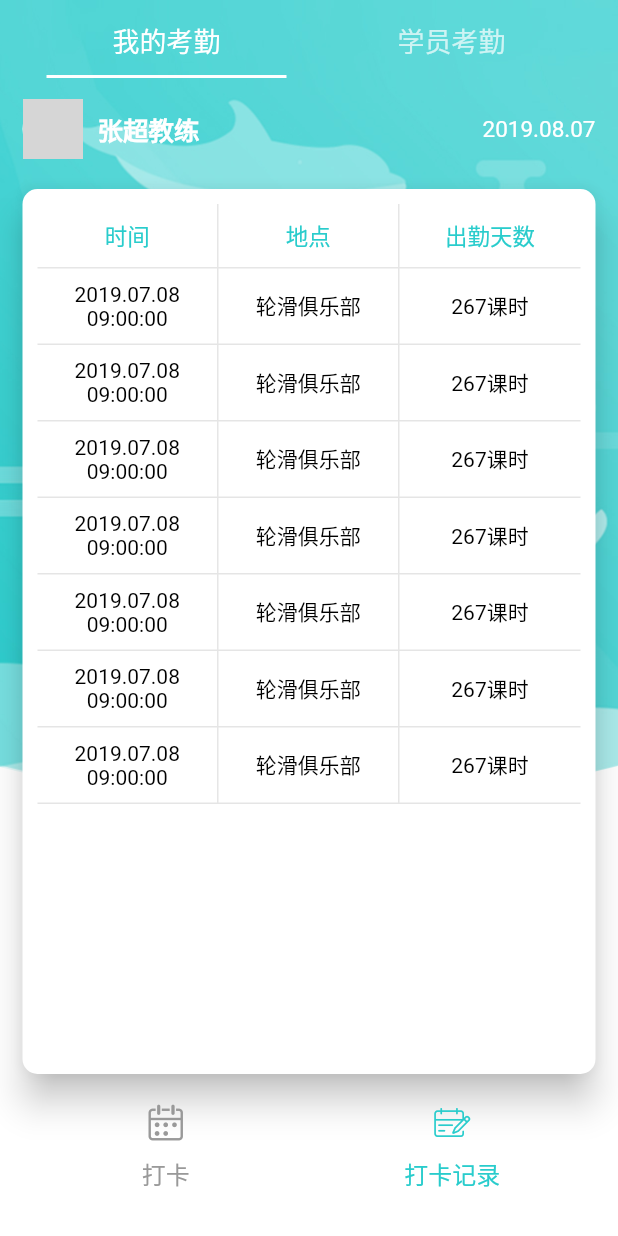
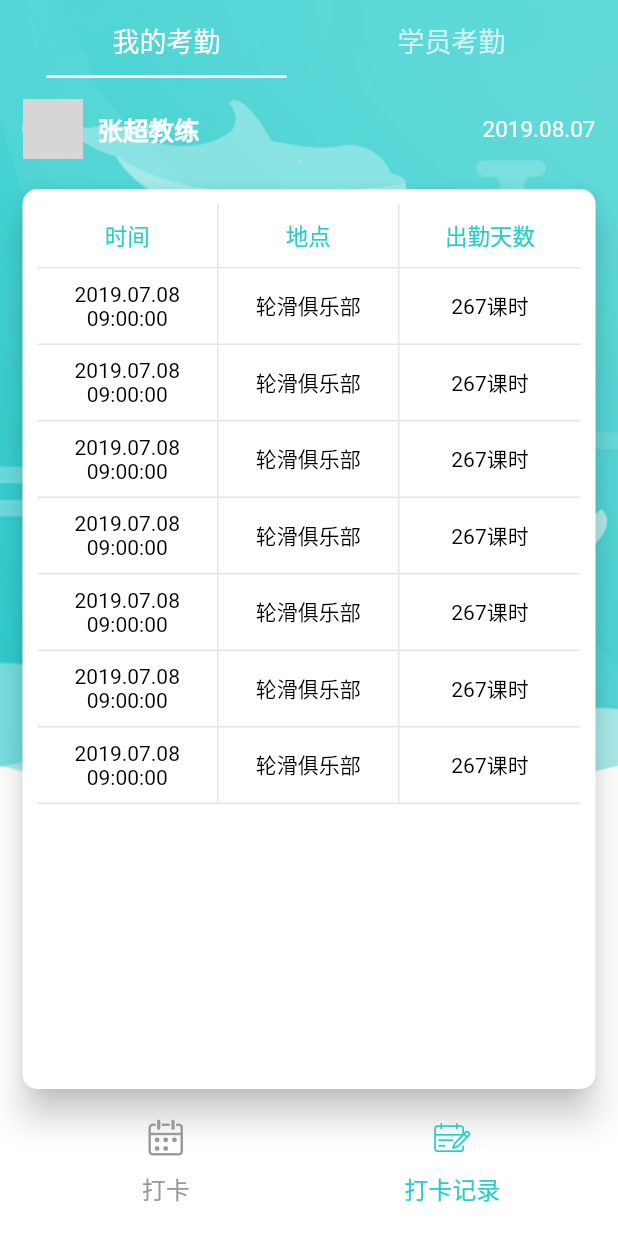
Before and after one commit to squid-Xu/flutter-coach-clock, a Flutter app: the HomePage screen opened directly, after a tap on "重新定位", after a tap on "上课打卡", after a tap on "打卡记录", on a phone screen of 412 x 824 dp. Run offline on Flutter 3.47's test engine with Material 2 defaults, Android fonts, the phone set to English and light mode, and no system bars; our stand-ins replace connectivity, dio, event_bus, fluttertoast, image_picker, modal_progress_hud and 2 more; missing offline and left inert: amap_location_flutter_plugin, city_pickers; accounts and stored records are empty; network calls fail; grey boxes are pictures that could not be loaded.

```diff
--- a/lib/pages/Clock/MyClock.dart
+++ b/lib/pages/Clock/MyClock.dart
@@ -26,12 +26,11 @@ class MyClockState extends State<MyClock> {
   AmapLocationFlutterPlugin _locationPlugin = new AmapLocationFlutterPlugin();
   List<String> list = new List<String>();
 
-
-  void _onceLocation(){
+  void _onceLocation() {
     _locationPlugin.startLocation();
-      new Future.delayed(const Duration(seconds: 10), () => _locationPlugin.stopLocation());
+    new Future.delayed(
+        const Duration(seconds: 30), () => _locationPlugin.stopLocation());
   }
-
 
   @override
   Widget build(BuildContext context) {
@@ -75,12 +74,13 @@ class MyClockState extends State<MyClock> {
           new Expanded(
             child: new Column(
               children: <Widget>[
-                new Container(
-                  padding: EdgeInsets.fromLTRB(10, 20, 10, 0),
+                new Expanded(
+                  child: Container(
+                    padding: EdgeInsets.fromLTRB(10, 20, 0, 0),
                     child: new Container(
                       padding: EdgeInsets.only(left: 10),
-                    child: Column(
-                      crossAxisAlignment: CrossAxisAlignment.start,
+                      child: ListView(
+//                      crossAxisAlignment: CrossAxisAlignment.start,
                         children: <Widget>[
                           new Container(
                             padding: EdgeInsets.only(bottom: 10.0),
@@ -97,7 +97,8 @@ class MyClockState extends State<MyClock> {
                               children: <Widget>[
                                 new Container(
                                   child: new Row(
-                                  crossAxisAlignment: CrossAxisAlignment.center,
+                                    crossAxisAlignment:
+                                        CrossAxisAlignment.center,
                                     children: <Widget>[
                                       new Icon(
                                         Icons.access_alarm,
@@ -118,22 +119,27 @@ class MyClockState extends State<MyClock> {
                                 ),
                                 new Container(
                                   child: new Row(
-                                  crossAxisAlignment: CrossAxisAlignment.center,
+                                    crossAxisAlignment:
+                                        CrossAxisAlignment.start,
                                     children: <Widget>[
-                                    new Icon(
+                                      new Container(
+                                        padding: EdgeInsets.only(top: 3.0),
+                                        child: new Icon(
                                           Icons.room,
                                           color: Color(0xFFFEFEFE),
-                                      size: 13.0,
+                                          size: 14.0,
                                         ),
-                                    new Padding(
+                                      ),
+                                      new Expanded(
+                                          child: new Padding(
                                         padding: EdgeInsets.only(left: 3.0),
                                         child: new Text(
-                                        "中原智谷",
+                                          "河南省郑州市荥阳市中原西路55号靠近荥阳市公安局出入境接待大厅",
                                           style: TextStyle(
                                               color: Color(0xFFFEFEFE),
-                                            fontSize: 15.0),
+                                              fontSize: 14.0),
                                         ),
-                                    )
+                                      ))
                                     ],
                                   ),
                                 )
@@ -155,7 +161,8 @@ class MyClockState extends State<MyClock> {
                               children: <Widget>[
                                 new Container(
                                   child: new Row(
-                                  crossAxisAlignment: CrossAxisAlignment.center,
+                                    crossAxisAlignment:
+                                        CrossAxisAlignment.center,
                                     children: <Widget>[
                                       new Icon(
                                         Icons.access_alarm,
@@ -176,22 +183,27 @@ class MyClockState extends State<MyClock> {
                                 ),
                                 new Container(
                                   child: new Row(
-                                  crossAxisAlignment: CrossAxisAlignment.center,
+                                    crossAxisAlignment:
+                                        CrossAxisAlignment.start,
                                     children: <Widget>[
-                                    new Icon(
+                                      new Container(
+                                        padding: EdgeInsets.only(top: 3.0),
+                                        child: new Icon(
                                           Icons.room,
                                           color: Color(0xFFFEFEFE),
-                                      size: 13.0,
+                                          size: 14.0,
                                         ),
-                                    new Padding(
+                                      ),
+                                      new Expanded(
+                                          child: new Padding(
                                         padding: EdgeInsets.only(left: 3.0),
                                         child: new Text(
-                                        "中原智谷",
+                                          "河南省郑州市荥阳市中原西路55号靠近荥阳市公安局出入境接待大厅",
                                           style: TextStyle(
                                               color: Color(0xFFFEFEFE),
-                                            fontSize: 15.0),
+                                              fontSize: 14.0),
                                         ),
-                                    )
+                                      ))
                                     ],
                                   ),
                                 )
@@ -205,6 +217,8 @@ class MyClockState extends State<MyClock> {
                               left: BorderSide(
                                   width: 1, color: Color(0xFFFFFFFF)))),
                     ),
+                  ),
+                  flex: 2,
                 ),
                 new Expanded(
                   child: new Card(
@@ -259,18 +273,20 @@ class MyClockState extends State<MyClock> {
                       ),
                       new Expanded(
                           child: new Text(
-                        _loationResult==null ? "定位失败":list[4],
+                        _loationResult == null ? "定位失败" : list[list.length - 1],
+                        maxLines: 2,
+                        overflow: TextOverflow.ellipsis,
                         textAlign: TextAlign.center,
                         style:
-                        TextStyle(color: Color(0xFF333333), fontSize: 16.0),
+                            TextStyle(color: Color(0xFF333333), fontSize: 14.0),
                       )),
                       new InkWell(
                         child: new Text(
                           "重新定位",
-                          style:
-                          TextStyle(color: Color(0xFF29CCCC), fontSize: 16.0),
+                          style: TextStyle(
+                              color: Color(0xFF29CCCC), fontSize: 16.0),
                         ),
-                        onTap: (){
+                        onTap: () {
                           _onceLocation();
                         },
                       )
@@ -282,7 +298,7 @@ class MyClockState extends State<MyClock> {
             ),
           ),
           new Container(
-            padding: EdgeInsets.only(bottom: 30.0, top: 20.0),
+            padding: EdgeInsets.only(bottom: 20.0, top: 10.0),
             child: new Row(
               children: <Widget>[
                 Expanded(
@@ -347,36 +363,36 @@ class MyClockState extends State<MyClock> {
     //获取位置信息
     startLocation();
     _locationPlugin.startLocation();
-    new Future.delayed(const Duration(seconds: 5), () => _locationPlugin.stopLocation());
+    new Future.delayed(
+        const Duration(seconds: 30), () => _locationPlugin.stopLocation());
   }
 
-
-  void startLocation(){
-    _locationListener =
-        _locationPlugin.onLocationChanged().listen((Map<String, Object> result) {
+  void startLocation() {
+    _locationListener = _locationPlugin
+        .onLocationChanged()
+        .listen((Map<String, Object> result) {
       setState(() {
         _loationResult = result;
       });
-          if(_loationResult!=null){
+      if (_loationResult != null) {
         print("------------------------------");
         print(result);
-            _loationResult.forEach(
-                    (key, value) {
+        _loationResult.forEach((key, value) {
           list.add('$value');
           print('$key');
           print('$value');
-                }
-            );
+        });
         print(list[0]);
         print(list[1]);
         print(list[2]);
         print(list[3]);
-            print(list[4]);
+        print(list[list.length - 1]);
         print(_loationResult.toString().split(","));
         print("------------------------------");
       }
     });
   }
+
   void startTimer() {
     //设置 1 秒回调一次
     const period = const Duration(seconds: 1);
@@ -387,19 +403,20 @@ class MyClockState extends State<MyClock> {
       });
     });
   }
+
   void cancelTimer() {
     if (_timer != null) {
       _timer.cancel();
       _timer = null;
     }
   }
+
   @override
   void dispose() {
     super.dispose();
     cancelTimer();
-    if(null != _locationListener) {
+    if (null != _locationListener) {
       _locationListener.cancel();
     }
   }
-
 }
--- a/lib/pages/Clock/MyClockRecord.dart
+++ b/lib/pages/Clock/MyClockRecord.dart
@@ -682,7 +682,7 @@ class _MyClockRecordState extends State<MyClockRecord> {
             ),
           ),
           new Container(
-            padding: EdgeInsets.only(bottom: 30.0, top: 20.0),
+            padding: EdgeInsets.only(bottom: 20.0, top: 20.0),
             child: new Row(
               children: <Widget>[
                 Expanded(
--- a/lib/pages/mine/my_info_page.dart
+++ b/lib/pages/mine/my_info_page.dart
@@ -1,5 +1,4 @@
 import 'dart:io';
-
 import 'package:coach/common/providers/UserInfoProvider.dart';
 import 'package:coach/common/service/login_service.dart';
 import 'package:coach/common/utils/global_toast.dart';
@@ -606,6 +605,7 @@ class MyInfoPageState extends State<MyInfoPage> {
     );
   }
 
+
   /*拍照*/
   _takePhoto() async {
     var image = await ImagePicker.pickImage(source: ImageSource.camera);
--- a/pubspec.yaml
+++ b/pubspec.yaml
@@ -37,7 +37,6 @@ dependencies:
   connectivity: ^0.4.3+4 #网络监测
   shared_preferences: ^0.4.2 #数据存储
   modal_progress_hud: ^0.1.3 #加载等待
-  flutter_amap_location: ^0.0.5
 
 dev_dependencies:
   flutter_test:
```
Also changed, not shown: lib/pages/StudentClock/StuClock.dart (+17 -13 lines), lib/pages/mine/MyInfo/my_info_edit_mobile.dart (+67 -3 lines), pubspec.lock. Lines whose indentation alone changed are shown as unchanged.
